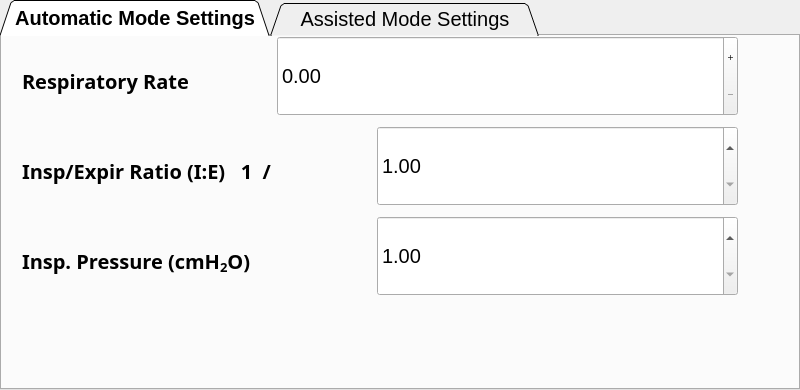
Above: gui/settings/settings.ui from MariuszSuchenek/MVM_GUI_test2 before the change. Below: the same form after it.
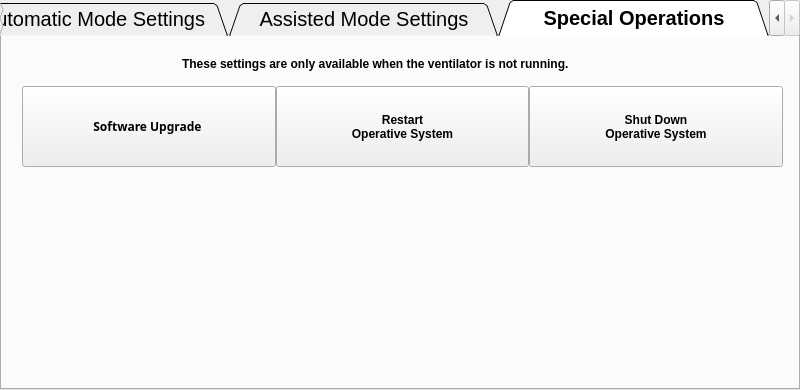
That is the form after the change. The open tabs and pages were chosen to show the change. Icons and pictures are not drawn. Custom widgets are drawn as their Qt base class.

Commit message: Adding a third tab in Settings for Special Operations

Diff of the .ui file:
```diff
--- a/gui/settings/settings.ui
+++ b/gui/settings/settings.ui
@@ -1301,6 +1301,108 @@
         </property>
        </widget>
       </widget>
+      <widget class="QWidget" name="tab_special_ops">
+       <attribute name="title">
+        <string>Special Operations</string>
+       </attribute>
+       <widget class="QWidget" name="horizontalLayoutWidget">
+        <property name="geometry">
+         <rect>
+          <x>20</x>
+          <y>50</y>
+          <width>761</width>
+          <height>81</height>
+         </rect>
+        </property>
+        <layout class="QHBoxLayout" name="horizontalLayout">
+         <property name="spacing">
+          <number>0</number>
+         </property>
+         <property name="sizeConstraint">
+          <enum>QLayout::SetNoConstraint</enum>
+         </property>
+         <item>
+          <widget class="QPushButton" name="btn_sw_update">
+           <property name="sizePolicy">
+            <sizepolicy hsizetype="Minimum" vsizetype="Preferred">
+             <horstretch>0</horstretch>
+             <verstretch>0</verstretch>
+            </sizepolicy>
+           </property>
+           <property name="font">
+            <font>
+             <family>.SF NS Text Condensed</family>
+             <weight>75</weight>
+             <bold>true</bold>
+            </font>
+           </property>
+           <property name="text">
+            <string>Software Upgrade </string>
+           </property>
+          </widget>
+         </item>
+         <item>
+          <widget class="QPushButton" name="btn_restart_os">
+           <property name="sizePolicy">
+            <sizepolicy hsizetype="Minimum" vsizetype="Preferred">
+             <horstretch>0</horstretch>
+             <verstretch>0</verstretch>
+            </sizepolicy>
+           </property>
+           <property name="font">
+            <font>
+             <weight>75</weight>
+             <bold>true</bold>
+            </font>
+           </property>
+           <property name="text">
+            <string>Restart
+Operative System</string>
+           </property>
+          </widget>
+         </item>
+         <item>
+          <widget class="QPushButton" name="btn_shut_down_os">
+           <property name="sizePolicy">
+            <sizepolicy hsizetype="Minimum" vsizetype="Preferred">
+             <horstretch>0</horstretch>
+             <verstretch>0</verstretch>
+            </sizepolicy>
+           </property>
+           <property name="font">
+            <font>
+             <weight>75</weight>
+             <bold>true</bold>
+            </font>
+           </property>
+           <property name="text">
+            <string>Shut Down
+Operative System</string>
+           </property>
+          </widget>
+         </item>
+        </layout>
+       </widget>
+       <widget class="QLabel" name="label_warning">
+        <property name="geometry">
+         <rect>
+          <x>180</x>
+          <y>20</y>
+          <width>441</width>
+          <height>16</height>
+         </rect>
+        </property>
+        <property name="font">
+         <font>
+          <weight>75</weight>
+          <bold>true</bold>
+         </font>
+        </property>
+        <property name="text">
+         <string>These settings are only available when the ventilator is not running.</string>
+        </property>
+       </widget>
+      </widget>
      </widget>
     </item>
    </layout>
```
